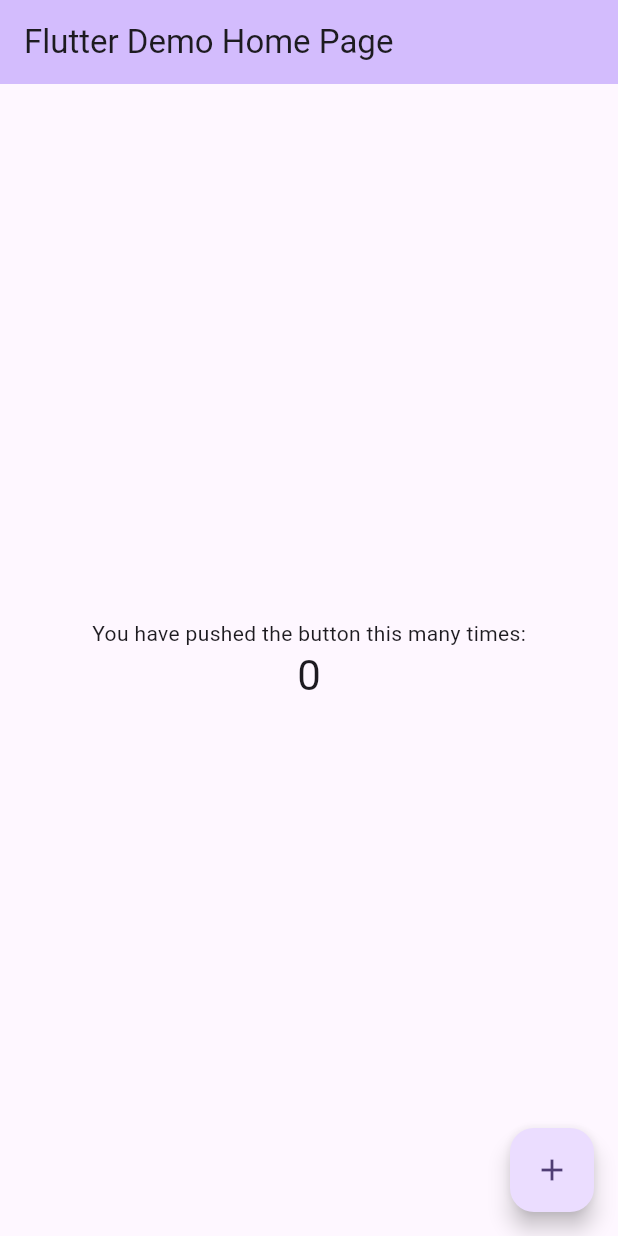
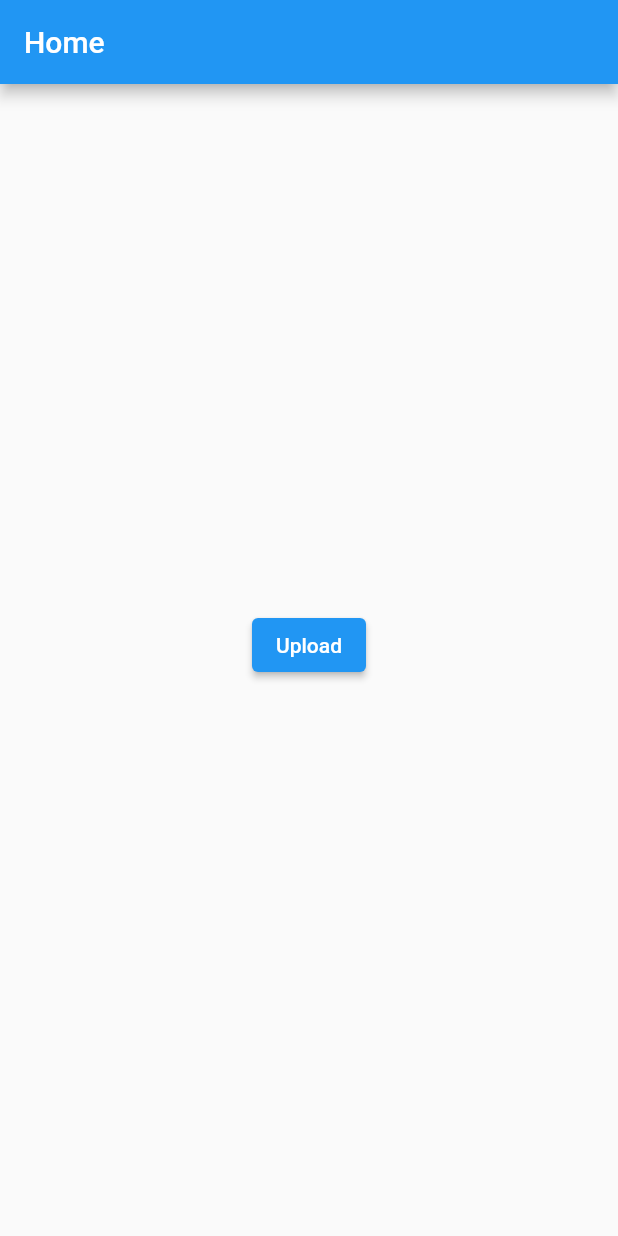
Before and after one commit to toroochi/album, a Flutter app: the screen it shows after launch, on a phone screen of 412 x 824 dp. Run offline on Flutter 3.47's test engine with Material 2 defaults, Android fonts, the light colour scheme and no system bars; our stand-ins replace firebase_auth, firebase_core, firebase_storage; missing offline and left inert: image_picker_web; accounts and stored records are empty; statements that could not run were skipped.

Commit message:
add : 画像アップロードと表示

```diff
--- a/lib/main.dart
+++ b/lib/main.dart
@@ -1,136 +1,87 @@
+import 'dart:typed_data';
+
+import 'package:firebase_core/firebase_core.dart';
+import 'package:firebase_auth/firebase_auth.dart';
+import 'package:firebase_storage/firebase_storage.dart';
 import 'package:flutter/material.dart';
-import 'package:image_picker/image_picker.dart';
-import 'package:firebase_core/firebase_core.dart';
+import 'package:image_picker_web/image_picker_web.dart';
+
 import 'firebase_options.dart';
-import 'package:firebase_storage/firebase_storage.dart';
 
-
-void main() {
-  runApp(const MyApp());
-  Firebase.initializeApp(
+void main() async {
+  WidgetsFlutterBinding.ensureInitialized();
+  await await Firebase.initializeApp(
     options: DefaultFirebaseOptions.currentPlatform,
   );
-  runApp(const MyApp());
+
+  runApp(MyApp());
 }
 
+class MyApp extends StatelessWidget {
+  final _auth = FirebaseAuth.instance;
 
-class MyApp extends StatelessWidget {
-  const MyApp({super.key});
-
-  // This widget is the root of your application.
   @override
   Widget build(BuildContext context) {
     return MaterialApp(
-      title: 'Alubam',
-      theme: ThemeData(
-        // This is the theme of your application.
-        //
-        // TRY THIS: Try running your application with "flutter run". You'll see
-        // the application has a blue toolbar. Then, without quitting the app,
-        // try changing the seedColor in the colorScheme below to Colors.green
-        // and then invoke "hot reload" (save your changes or press the "hot
-        // reload" button in a Flutter-supported IDE, or press "r" if you used
-        // the command line to start the app).
-        //
-        // Notice that the counter didn't reset back to zero; the application
-        // state is not lost during the reload. To reset the state, use hot
-        // restart instead.
-        //
-        // This works for code too, not just values: Most code changes can be
-        // tested with just a hot reload.
-        colorScheme: ColorScheme.fromSeed(seedColor: Colors.deepPurple),
-        useMaterial3: true,
-      ),
-      home: const MyHomePage(title: 'Flutter Demo Home Page'),
+      home: HomePage(),
     );
   }
 }
 
-class MyHomePage extends StatefulWidget {
-  const MyHomePage({super.key, required this.title});
-
-  // This widget is the home page of your application. It is stateful, meaning
-  // that it has a State object (defined below) that contains fields that affect
-  // how it looks.
-
-  // This class is the configuration for the state. It holds the values (in this
-  // case the title) provided by the parent (in this case the App widget) and
-  // used by the build method of the State. Fields in a Widget subclass are
-  // always marked "final".
-
-  final String title;
-
+class HomePage extends StatefulWidget {
   @override
-  State<MyHomePage> createState() => _MyHomePageState();
+  _HomePageState createState() => _HomePageState();
 }
 
-class _MyHomePageState extends State<MyHomePage> {
-  int _counter = 0;
+class _HomePageState extends State<HomePage> {
+  final _auth = FirebaseAuth.instance;
+  Uint8List? imageData;
 
-  void _incrementCounter() {
-    setState(() {
-      // This call to setState tells the Flutter framework that something has
-      // changed in this State, which causes it to rerun the build method below
-      // so that the display can reflect the updated values. If we changed
-      // _counter without calling setState(), then the build method would not be
-      // called again, and so nothing would appear to happen.
-      _counter++;
-    });
+  void uploadPicture() async {
+    try {
+      Uint8List? uint8list = await ImagePickerWeb.getImageAsBytes();
+      if (uint8list != null) {
+        var metadata = SettableMetadata(
+          contentType: "image/jpeg",
+        );
+        FirebaseStorage.instance.ref("image/sample").putData(uint8list, metadata);
+
+        // アップロード後、ダウンロードして画像を表示
+        var imageURL = await FirebaseStorage.instance.ref("image/sample").getDownloadURL();
+        setState(() {
+          imageData = uint8list;
+        });
+      }
+    } catch (e) {
+      print(e);
+    }
   }
-
 
   @override
   Widget build(BuildContext context) {
-    // This method is rerun every time setState is called, for instance as done
-    // by the _incrementCounter method above.
-    //
-    // The Flutter framework has been optimized to make rerunning build methods
-    // fast, so that you can just rebuild anything that needs updating rather
-    // than having to individually change instances of widgets.
     return Scaffold(
       appBar: AppBar(
-        // TRY THIS: Try changing the color here to a specific color (to
-        // Colors.amber, perhaps?) and trigger a hot reload to see the AppBar
-        // change color while the other colors stay the same.
-        backgroundColor: Theme.of(context).colorScheme.inversePrimary,
-        // Here we take the value from the MyHomePage object that was created by
-        // the App.build method, and use it to set our appbar title.
-        title: Text(widget.title),
+        title: Text('Home'),
       ),
       body: Center(
-        // Center is a layout widget. It takes a single child and positions it
-        // in the middle of the parent.
         child: Column(
-          // Column is also a layout widget. It takes a list of children and
-          // arranges them vertically. By default, it sizes itself to fit its
-          // children horizontally, and tries to be as tall as its parent.
-          //
-          // Column has various properties to control how it sizes itself and
-          // how it positions its children. Here we use mainAxisAlignment to
-          // center the children vertically; the main axis here is the vertical
-          // axis because Columns are vertical (the cross axis would be
-          // horizontal).
-          //
-          // TRY THIS: Invoke "debug painting" (choose the "Toggle Debug Paint"
-          // action in the IDE, or press "p" in the console), to see the
-          // wireframe for each widget.
           mainAxisAlignment: MainAxisAlignment.center,
-          children: <Widget>[
-            const Text(
-              'You have pushed the button this many times:',
+          children: [
+            ElevatedButton(
+              onPressed: () async {
+                uploadPicture();
+              },
+              child: Text('Upload'),
             ),
-            Text(
-              '$_counter',
-              style: Theme.of(context).textTheme.headlineMedium,
-            ),
+            SizedBox(height: 20),
+            if (imageData != null)
+              Image.memory(
+                imageData!,
+                width: 300, // 画像の幅を調整
+              ),
           ],
         ),
       ),
-      floatingActionButton: FloatingActionButton(
-        onPressed: _incrementCounter,
-        tooltip: 'Increment',
-        child: const Icon(Icons.add),
-      ), // This trailing comma makes auto-formatting nicer for build methods.
     );
   }
 }
--- a/pubspec.yaml
+++ b/pubspec.yaml
@@ -38,6 +38,9 @@ dependencies:
   cupertino_icons: ^1.0.2
   firebase_core: ^2.16.0
   firebase_storage: ^11.2.7
+  cloud_firestore: ^4.9.2
+  firebase_auth: ^4.10.0
+  image_picker_web: ^3.1.1
 
 dev_dependencies:
   flutter_test:
```
Also changed, not shown: lib/album.dart (deleted), pubspec.lock.
